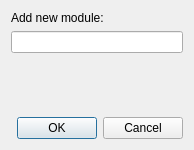
The window that tools/setupfiletool/ui/dialogs/addmoduledialog.ui (mlz-ictrl/nicos) describes before a commit, drawn with Qt 5.
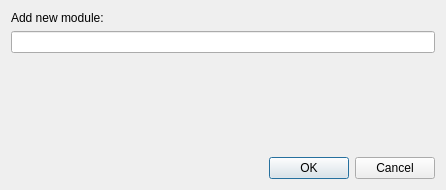
The same window after the commit.

Patch:
```diff
--- a/tools/setupfiletool/ui/dialogs/addmoduledialog.ui
+++ b/tools/setupfiletool/ui/dialogs/addmoduledialog.ui
@@ -6,8 +6,8 @@
    <rect>
     <x>0</x>
     <y>0</y>
-    <width>194</width>
-    <height>150</height>
+    <width>446</width>
+    <height>190</height>
    </rect>
   </property>
   <property name="windowTitle">
```
